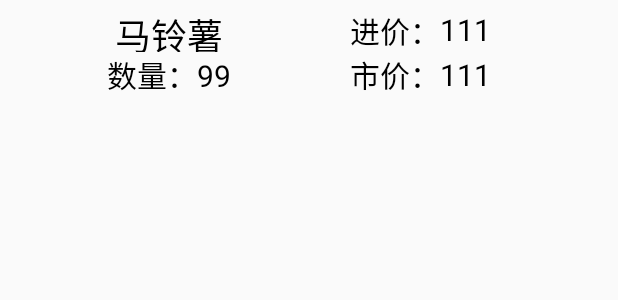
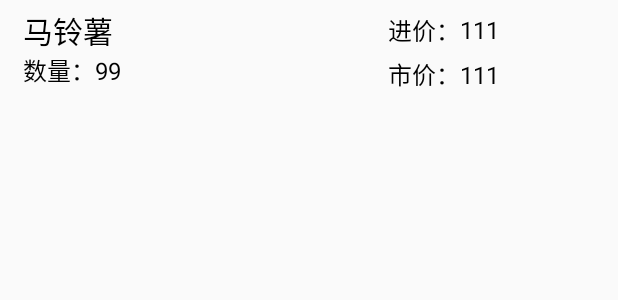
Before and after one commit to SheepYang1993/OnlyLive, an Android app: the layout item_player_goods.xml on its own in the app's theme, with its tools: preview values and no code run, on a phone screen of 412 x 824 dp. Shown: the top 300 px of the screen. Run offline under Robolectric (Android 15) with nearby library versions, the phone set to English and light mode, and no system bars.

Commit message:
突发事件流程基本完成

```diff
--- a/app/src/main/java/me/sheepyang/onlylive/activity/GameActivity.java
+++ b/app/src/main/java/me/sheepyang/onlylive/activity/GameActivity.java
@@ -26,6 +26,7 @@ import me.sheepyang.onlylive.utils.MyLog;
 import me.sheepyang.onlylive.utils.RandomUtil;
 import me.sheepyang.onlylive.utils.data.EventUtil;
 import me.sheepyang.onlylive.utils.data.GoodsUtil;
+import me.sheepyang.onlylive.utils.data.PlayerGoodsUtil;
 import me.sheepyang.onlylive.utils.data.PlayerUtil;
 import me.sheepyang.onlylive.utils.data.ShopGoodsUtil;
 import me.sheepyang.onlylive.widget.dialog.BankDialog;
@@ -726,7 +727,9 @@ public class GameActivity extends BaseActivity {
                             msg += "<font color='#ff435f'>获得：</font><br/>";
                         }
                         // 随机获得1到5件物品
-                        msg += "<font color='#646464'>" + goodsList.get(i).getName() + " x" + RandomUtil.getRandomNum(5, 1) + goodsList.get(i).getUnit() + "</font><br/>";
+                        String goodsNum = RandomUtil.getRandomNum(5, 1) + "";
+                        msg += "<font color='#646464'>" + goodsList.get(i).getName() + " x" + goodsNum + goodsList.get(i).getUnit() + "</font><br/>";
+                        PlayerGoodsUtil.addEventGoodsToPlayer(goodsList.get(i), goodsNum);
                     }
                 }
 
--- a/app/src/main/java/me/sheepyang/onlylive/fragment/PlayerGoodsFragment.java
+++ b/app/src/main/java/me/sheepyang/onlylive/fragment/PlayerGoodsFragment.java
@@ -42,8 +42,8 @@ public class PlayerGoodsFragment extends BaseFragment {
         if (rootView == null) {
             rootView = inflater.inflate(R.layout.fragment_shop_goods, null);
             ButterKnife.bind(this, rootView);
+            initData();
             setPlayerGoodsPrice();// 设置物品的市价
-            initData();
         }
         ViewGroup parent = (ViewGroup) rootView.getParent();
         if (parent != null) {
--- a/app/src/main/res/layout/item_player_goods.xml
+++ b/app/src/main/res/layout/item_player_goods.xml
@@ -9,9 +9,8 @@
     android:paddingTop="5dp">
 
     <LinearLayout
-        android:layout_width="0dp"
+        android:layout_width="wrap_content"
         android:layout_height="match_parent"
-        android:layout_weight="1"
         android:orientation="vertical">
 
         <TextView
@@ -19,27 +18,28 @@
             android:layout_width="match_parent"
             android:layout_height="0dp"
             android:layout_weight="1"
-            android:gravity="center"
             android:text="马铃薯"
             android:textColor="@color/text_black"
-            android:textSize="24sp" />
+            android:textSize="20sp" />
 
         <TextView
             android:id="@+id/tv_number"
             android:layout_width="match_parent"
             android:layout_height="0dp"
             android:layout_weight="1"
-            android:gravity="center"
             android:text="数量：99"
             android:textColor="@color/text_black"
-            android:textSize="20sp" />
+            android:textSize="16sp" />
     </LinearLayout>
 
+    <View
+        android:layout_width="0dp"
+        android:layout_height="match_parent"
+        android:layout_weight="1" />
 
     <LinearLayout
-        android:layout_width="0dp"
+        android:layout_width="wrap_content"
         android:layout_height="match_parent"
-        android:layout_weight="1"
         android:orientation="vertical">
 
         <LinearLayout
@@ -55,7 +55,7 @@
                 android:layout_marginLeft="10dp"
                 android:text="进价："
                 android:textColor="@color/text_black"
-                android:textSize="20sp" />
+                android:textSize="16sp" />
 
             <TextView
                 android:id="@+id/tv_paid"
@@ -63,7 +63,7 @@
                 android:layout_height="wrap_content"
                 android:text="111"
                 android:textColor="@color/text_black"
-                android:textSize="20sp" />
+                android:textSize="16sp" />
         </LinearLayout>
 
         <LinearLayout
@@ -79,7 +79,7 @@
                 android:layout_marginLeft="10dp"
                 android:text="市价："
                 android:textColor="@color/text_black"
-                android:textSize="20sp" />
+                android:textSize="16sp" />
 
             <TextView
                 android:id="@+id/tv_price"
@@ -87,7 +87,7 @@
                 android:layout_height="wrap_content"
                 android:text="111"
                 android:textColor="@color/text_black"
-                android:textSize="20sp" />
+                android:textSize="16sp" />
         </LinearLayout>
     </LinearLayout>
 </LinearLayout>
```
Also changed, not shown: app/src/main/java/me/sheepyang/onlylive/utils/data/PlayerGoodsUtil.java (+29 -39 lines).
